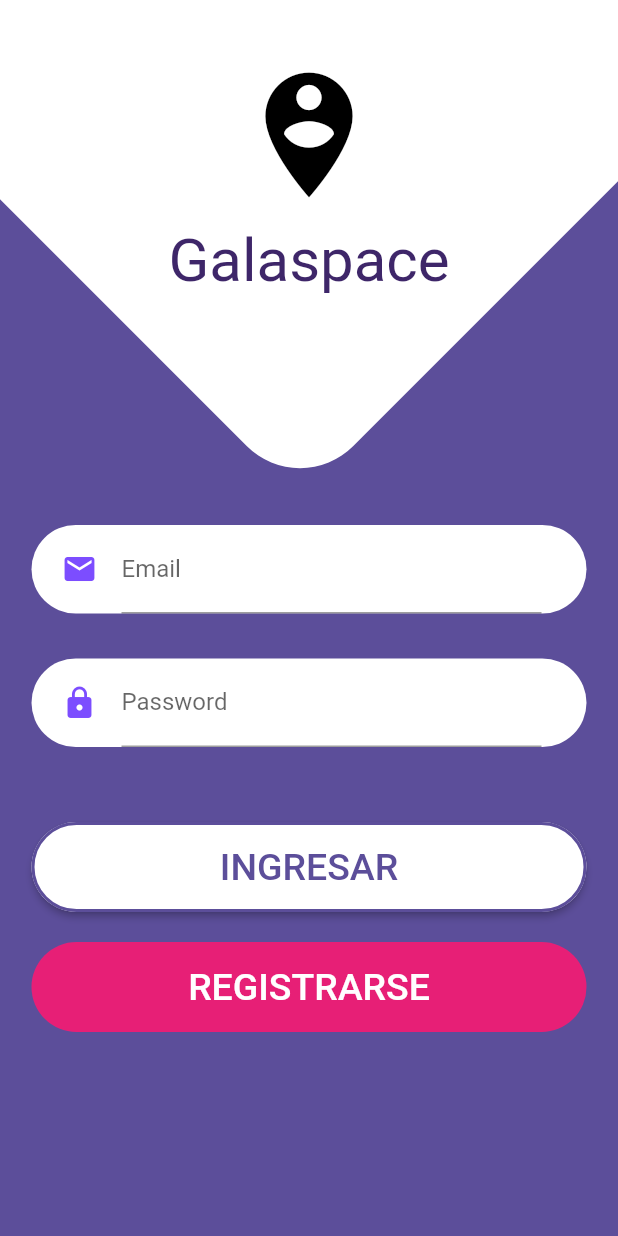
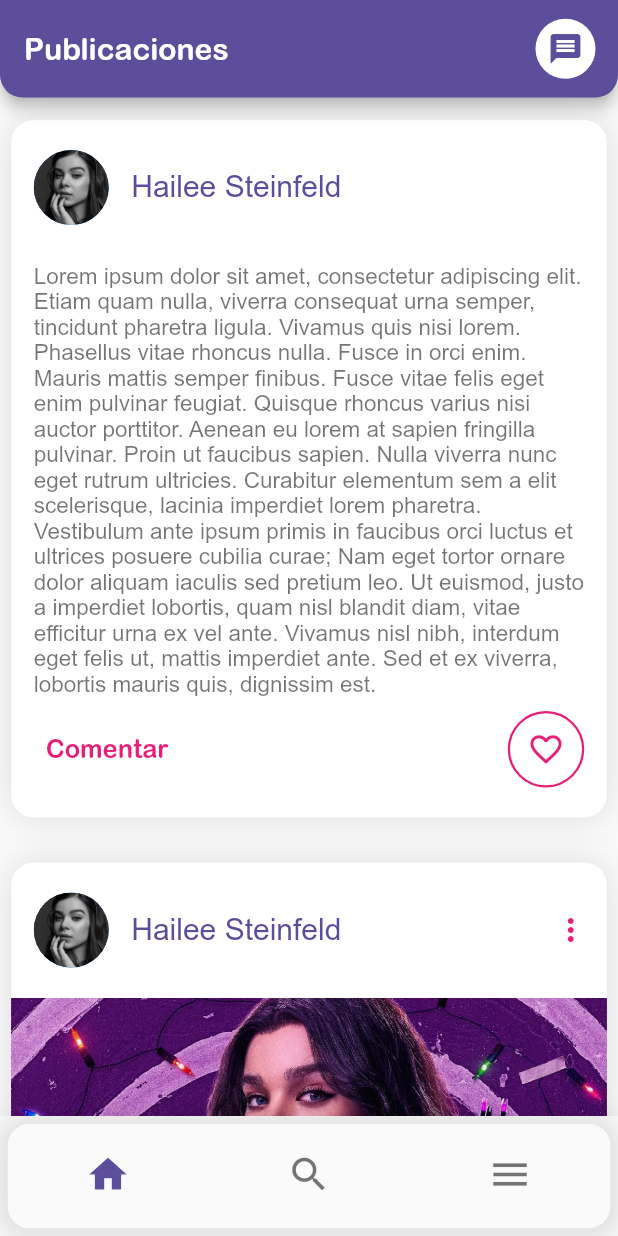
Before and after one commit to Judecx14/flutter-galaspace-mobile-app, a Flutter app: the screen it shows after launch, on a phone screen of 412 x 824 dp. Run offline on Flutter 3.47's test engine with Material 2 defaults, Android fonts, the phone set to English and light mode, and no system bars.

Commit message:
post card finished

```diff
--- a/lib/main.dart
+++ b/lib/main.dart
@@ -16,7 +16,7 @@ class MyApp extends StatelessWidget {
       title: 'Componentes App',
       debugShowCheckedModeBanner: false,
       //home: HomePage(),
-      initialRoute: 'Login',
+      initialRoute: 'Home',
       routes: getRoutes(),
       /*onGenerateRoute: (setting) {
         print('Ruta llamda: ${setting.name}');
--- /dev/null
+++ b/lib/src/pages/home_page.dart
@@ -0,0 +1,116 @@
+import 'package:flutter/material.dart';
+import 'package:galaspace/src/widgets/widgets.dart';
+
+class HomePage extends StatelessWidget {
+  const HomePage({Key? key}) : super(key: key);
+
+  final Color purple = const Color.fromRGBO(92, 78, 154, 1);
+
+  @override
+  Widget build(BuildContext context) {
+    return Scaffold(
+      appBar: AppBar(
+        toolbarHeight: 65.0,
+        backgroundColor: purple,
+        shape: const RoundedRectangleBorder(
+          borderRadius: BorderRadius.vertical(
+            bottom: Radius.circular(15.0),
+          ),
+        ),
+        title: const Text(
+          'Publicaciones',
+          style: TextStyle(fontFamily: 'ArialRoundedMTBold'),
+        ),
+        actions: [
+          Padding(
+            padding: const EdgeInsets.symmetric(horizontal: 15.0),
+            child: CircleAvatar(
+              backgroundColor: Colors.white,
+              child: IconButton(
+                icon: Icon(
+                  Icons.message,
+                  color: purple,
+                ),
+                onPressed: () {},
+              ),
+            ),
+          )
+        ],
+      ),
+      body: ListView(
+        children: [
+          PostCard(
+            isMine: false,
+            withImage: false,
+          ),
+          PostCard(
+            isMine: true,
+            withImage: true,
+          ),
+          PostCard(
+            isMine: false,
+            withImage: true,
+          ),
+        ],
+      ),
+      bottomNavigationBar: _BottomNavigationBarCustom(purple: purple),
+    );
+  }
+}
+
+class _BottomNavigationBarCustom extends StatelessWidget {
+  const _BottomNavigationBarCustom({
+    Key? key,
+    required this.purple,
+  }) : super(key: key);
+
+  final Color purple;
+
+  @override
+  Widget build(BuildContext context) {
+    return Container(
+      height: 80.0,
+      padding: const EdgeInsets.all(5.0),
+      decoration: BoxDecoration(
+        borderRadius: BorderRadius.circular(15),
+        boxShadow: const [
+          BoxShadow(
+            color: Colors.black12,
+            offset: Offset(0, 1),
+            blurRadius: 15.0,
+          )
+        ],
+      ),
+      child: ClipRRect(
+        borderRadius: BorderRadius.circular(15),
+        child: BottomNavigationBar(
+          showSelectedLabels: false,
+          showUnselectedLabels: false,
+          selectedItemColor: purple,
+          elevation: 0.0,
+          iconSize: 30.0,
+          items: const [
+            BottomNavigationBarItem(
+              icon: Icon(
+                Icons.home,
+              ),
+              label: 'Inicio',
+            ),
+            BottomNavigationBarItem(
+              icon: Icon(
+                Icons.search,
+              ),
+              label: 'Buscar',
+            ),
+            BottomNavigationBarItem(
+              icon: Icon(
+                Icons.menu,
+              ),
+              label: 'Menú',
+            ),
+          ],
+        ),
+      ),
+    );
+  }
+}
--- a/lib/src/pages/login_page.dart
+++ b/lib/src/pages/login_page.dart
@@ -57,7 +57,10 @@ class _LoginPageState extends State<LoginPage> {
           padding: EdgeInsets.only(top: 40.0),
           child: Column(
             children: <Widget>[
-              Icon(Icons.person_pin_circle, color: Colors.black, size: 100.00),
+              Image(
+                image: AssetImage('assets/img/logo.png'),
+                width: 125.0,
+              ),
               SizedBox(
                 height: 10.0,
                 width: double.infinity,
@@ -65,6 +68,7 @@ class _LoginPageState extends State<LoginPage> {
               Text(
                 'Galaspace',
                 style: TextStyle(
+                  fontFamily: 'ArialRoundedMTBold',
                   color: Color.fromRGBO(62, 38, 105, 1),
                   fontSize: 40.0,
                 ),
--- a/lib/src/pages/perfilUser_page.dart
+++ b/lib/src/pages/perfilUser_page.dart
@@ -7,6 +7,7 @@ class PerfilUsuarioPage extends StatelessWidget {
 
     return Scaffold(
       appBar: AppBar(
+        elevation: 0.0,
         backgroundColor: Colors.white, //fromRGBO(92, 78, 154, 1),
         /*actions: [
           IconButton(
--- a/lib/src/pages/registro_page.dart
+++ b/lib/src/pages/registro_page.dart
@@ -53,7 +53,7 @@ class _RegistroPageState extends State<RegistroPage> {
               SizedBox(
                 width: 20.0,
               ),
-              Icon(Icons.person_pin_circle, color: Colors.black, size: 100.00),
+              Image(image: AssetImage('assets/img/logo.png')),
               SizedBox(
                 width: 30.0,
               ),
--- a/lib/src/routes/route.dart
+++ b/lib/src/routes/route.dart
@@ -1,4 +1,5 @@
 import 'package:flutter/material.dart';
+import 'package:galaspace/src/pages/home_page.dart';
 
 import 'package:galaspace/src/pages/login_page.dart';
 import 'package:galaspace/src/pages/perfilUser_page.dart';
@@ -8,6 +9,7 @@ Map<String, WidgetBuilder> getRoutes() {
   return <String, WidgetBuilder>{
     'Login': (BuildContext context) => LoginPage(),
     'Registro': (BuildContext context) => RegistroPage(),
+    'Home': (BuildContext context) => HomePage(),
     'Perfil': (BuildContext context) => PerfilUsuarioPage(),
   };
 }
--- /dev/null
+++ b/lib/src/widgets/post_card.dart
@@ -0,0 +1,172 @@
+import 'package:flutter/material.dart';
+
+class PostCard extends StatefulWidget {
+  PostCard({
+    Key? key,
+    required this.withImage,
+    required this.isMine,
+  }) : super(key: key);
+  final bool withImage;
+  final bool isMine;
+  @override
+  _PostCardState createState() => _PostCardState();
+}
+
+class _PostCardState extends State<PostCard> {
+  final Color purple = const Color.fromRGBO(92, 78, 154, 1);
+
+  @override
+  Widget build(BuildContext context) {
+    return Container(
+      margin: const EdgeInsets.symmetric(horizontal: 7.5, vertical: 15.0),
+      decoration: _cardDecoration(),
+      child: _PostContent(
+        purple: purple,
+        withImage: widget.withImage,
+        isMine: widget.isMine,
+      ),
+    );
+  }
+
+  BoxDecoration _cardDecoration() {
+    return BoxDecoration(
+      borderRadius: BorderRadius.circular(15),
+      color: Colors.white,
+      boxShadow: const [
+        BoxShadow(
+          color: Colors.black12,
+          offset: Offset(0, 0),
+          blurRadius: 20.0,
+        ),
+      ],
+    );
+  }
+}
+
+class _PostContent extends StatefulWidget {
+  const _PostContent({
+    Key? key,
+    required this.purple,
+    required this.withImage,
+    required this.isMine,
+  }) : super(key: key);
+
+  final Color purple;
+  final bool withImage;
+  final bool isMine;
+
+  @override
+  State<_PostContent> createState() => _PostContentState();
+}
+
+class _PostContentState extends State<_PostContent> {
+  final Color pink = const Color.fromRGBO(231, 31, 118, 1);
+  bool isLoved = false;
+  @override
+  Widget build(BuildContext context) {
+    return Column(
+      children: [
+        Container(
+          margin: const EdgeInsets.only(left: 15.0, top: 20.0),
+          child: Row(
+            children: [
+              const CircleAvatar(
+                backgroundImage: AssetImage('assets/img/friend.jpg'),
+                radius: 25.0,
+              ),
+              Container(
+                margin: const EdgeInsets.only(left: 15.0),
+                child: Text(
+                  'Hailee Steinfeld',
+                  style: TextStyle(
+                    fontSize: 20.0,
+                    fontFamily: 'Arial',
+                    color: widget.purple,
+                  ),
+                ),
+              ),
+              if (widget.isMine) Spacer(),
+              if (widget.isMine)
+                IconButton(
+                  onPressed: () {},
+                  icon: Icon(
+                    Icons.more_vert,
+                    color: pink,
+                  ),
+                )
+            ],
+          ),
+        ),
+        if (widget.withImage)
+          Container(
+            margin: const EdgeInsets.only(top: 20.0),
+            child: const Image(
+              image: AssetImage('assets/img/post.jpg'),
+            ),
+          ),
+        Container(
+          margin: const EdgeInsets.only(
+            top: 25.0,
+            right: 15.0,
+            left: 15.0,
+            bottom: 10.0,
+          ),
+          child: const Text(
+            'Lorem ipsum dolor sit amet, consectetur adipiscing elit. Etiam quam nulla, viverra consequat urna semper, tincidunt pharetra ligula. Vivamus quis nisi lorem. Phasellus vitae rhoncus nulla. Fusce in orci enim. Mauris mattis semper finibus. Fusce vitae felis eget enim pulvinar feugiat. Quisque rhoncus varius nisi auctor porttitor. Aenean eu lorem at sapien fringilla pulvinar. Proin ut faucibus sapien. Nulla viverra nunc eget rutrum ultricies. Curabitur elementum sem a elit scelerisque, lacinia imperdiet lorem pharetra. Vestibulum ante ipsum primis in faucibus orci luctus et ultrices posuere cubilia curae; Nam eget tortor ornare dolor aliquam iaculis sed pretium leo. Ut euismod, justo a imperdiet lobortis, quam nisl blandit diam, vitae efficitur urna ex vel ante. Vivamus nisl nibh, interdum eget felis ut, mattis imperdiet ante. Sed et ex viverra, lobortis mauris quis, dignissim est.',
+            style: TextStyle(
+              fontFamily: 'Arial',
+              fontSize: 15.0,
+              color: Colors.black54,
+            ),
+          ),
+        ),
+        Container(
+          margin: const EdgeInsets.only(left: 15.0, right: 15.0, bottom: 20.0),
+          child: Row(
+            mainAxisAlignment: MainAxisAlignment.spaceBetween,
+            children: [
+              TextButton(
+                style: ButtonStyle(
+                  overlayColor:
+                      MaterialStateProperty.all(pink.withOpacity(0.1)),
+                  shape: MaterialStateProperty.all(const StadiumBorder()),
+                ),
+                child: Text(
+                  'Comentar',
+                  style: TextStyle(
+                    color: pink,
+                    fontSize: 17.0,
+                    fontFamily: 'ArialRoundedMTBold',
+                  ),
+                ),
+                onPressed: () {},
+              ),
+              Container(
+                decoration: BoxDecoration(
+                  color: isLoved ? pink : null,
+                  shape: BoxShape.circle,
+                  border: Border.all(
+                    color: pink,
+                    width: 1.5,
+                  ),
+                ),
+                child: IconButton(
+                  iconSize: 25.0,
+                  icon: Icon(
+                    Icons.favorite_border,
+                    color: isLoved ? Colors.white : pink,
+                  ),
+                  onPressed: () {
+                    setState(() {
+                      isLoved = !isLoved;
+                    });
+                  },
+                ),
+              )
+            ],
+          ),
+        ),
+      ],
+    );
+  }
+}
--- /dev/null
+++ b/lib/src/widgets/widgets.dart
@@ -0,0 +1 @@
+export 'package:galaspace/src/widgets/post_card.dart';
```
Also changed, not shown: pubspec.yaml (+7 -6 lines), assets/fonts/arial-rounded-mt-bold.ttf (added), assets/fonts/arial.ttf (added), assets/img/friend.jpg (added), assets/img/logo.png (added), assets/img/me.jpeg (added), assets/img/post.jpg (added), pubspec.lock.
